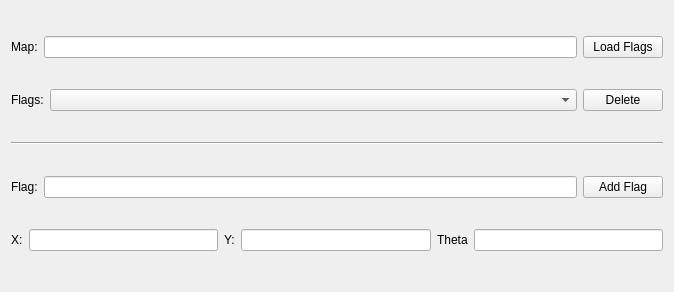
Qt form rviz_map_tool/src/my_panel.ui (HSRobot/hirop_ros) before a commit.
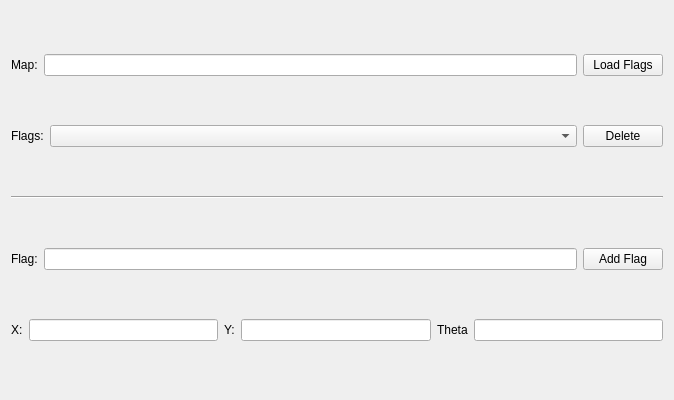
The same form after that commit.

Patch:
```diff
--- a/rviz_map_tool/src/my_panel.ui
+++ b/rviz_map_tool/src/my_panel.ui
@@ -7,13 +7,13 @@
     <x>0</x>
     <y>0</y>
     <width>674</width>
-    <height>292</height>
+    <height>400</height>
    </rect>
   </property>
   <property name="minimumSize">
    <size>
     <width>100</width>
-    <height>100</height>
+    <height>250</height>
    </size>
   </property>
   <property name="windowTitle">
```
